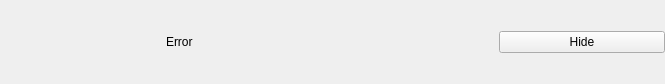
First picture: the form in widgets/errormessagewidget.ui, repository Rain92/UltimateMangaReader, before the edit.
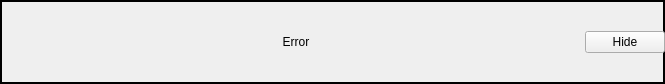
Second picture: the form after the edit.

```diff
--- a/widgets/errormessagewidget.ui
+++ b/widgets/errormessagewidget.ui
@@ -11,7 +11,13 @@
    </rect>
   </property>
   <property name="windowTitle">
-   <string>Form</string>
+   <string/>
+  </property>
+  <property name="styleSheet">
+   <string notr="true">QWidget#ErrorMessageWidget
+{
+border: 2px solid black;
+}</string>
   </property>
   <layout class="QHBoxLayout" name="horizontalLayout_2" stretch="1,2,1">
    <property name="spacing">
@@ -31,6 +37,12 @@
    </property>
    <item>
     <widget class="QLabel" name="labelErrorImage">
+     <property name="sizePolicy">
+      <sizepolicy hsizetype="Fixed" vsizetype="Fixed">
+       <horstretch>0</horstretch>
+       <verstretch>0</verstretch>
+      </sizepolicy>
+     </property>
      <property name="text">
       <string/>
      </property>
@@ -44,12 +56,21 @@
      <property name="text">
       <string>Error</string>
      </property>
+     <property name="alignment">
+      <set>Qt::AlignCenter</set>
+     </property>
     </widget>
    </item>
    <item>
     <widget class="QPushButton" name="buttonHide">
+     <property name="sizePolicy">
+      <sizepolicy hsizetype="Fixed" vsizetype="Fixed">
+       <horstretch>0</horstretch>
+       <verstretch>0</verstretch>
+      </sizepolicy>
+     </property>
      <property name="text">
-      <string>Hide</string>
+      <string> Hide </string>
      </property>
     </widget>
    </item>
```
